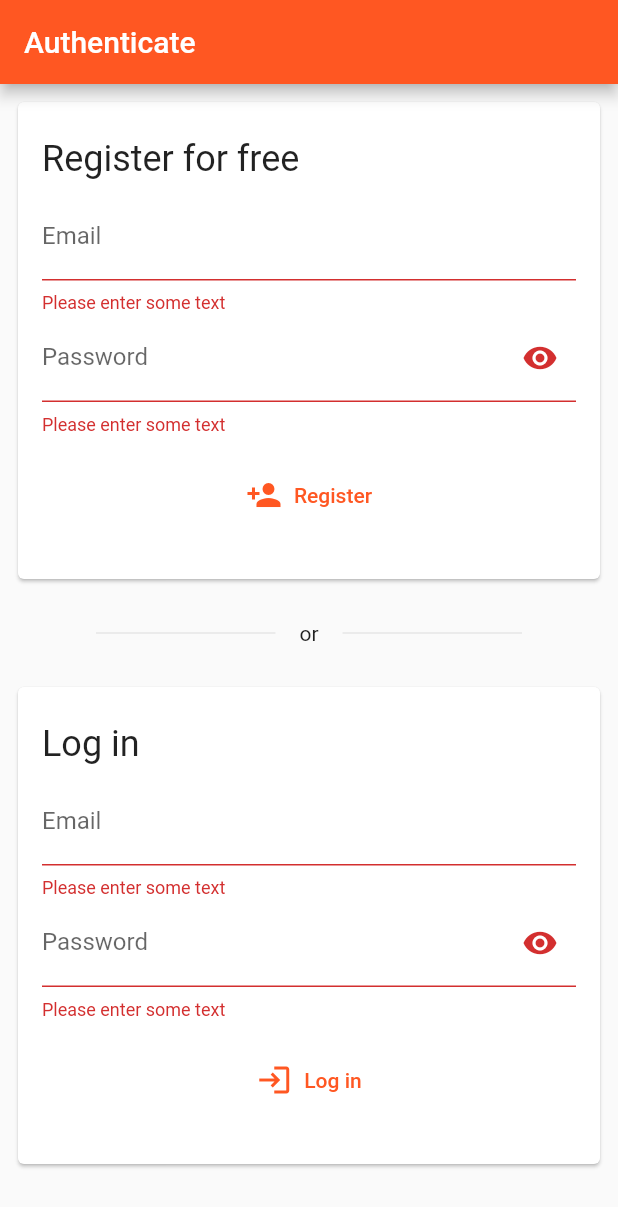
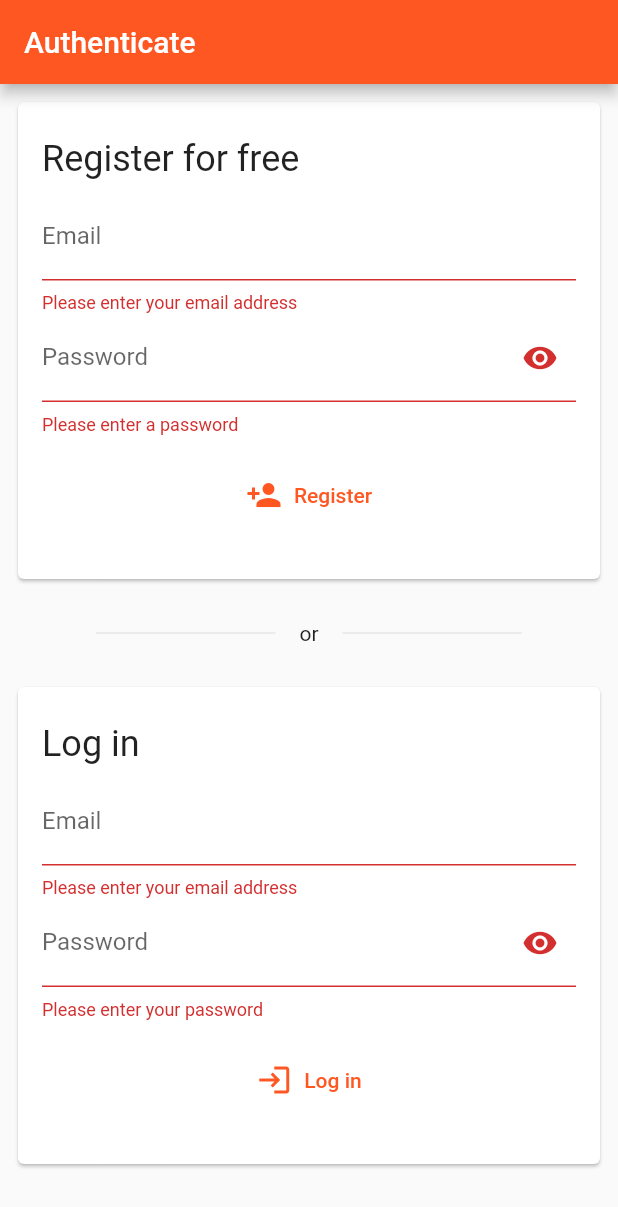
Before and after one commit to ggiuffre/patterns, a Flutter app: the screen it shows after launch, after a tap on "Register", after a tap on "Log in", on a phone screen of 412 x 824 dp. Shown: the top 1207 px of the screen. Run offline on Flutter 3.47's test engine with Material 2 defaults, Android fonts, the phone set to English and light mode, and no system bars; our stand-ins replace cloud_firestore, firebase_auth, firebase_core, flutter_riverpod, shared_preferences; accounts and stored records are empty.

Commit message:
Improve validation of email and password during authentication

```diff
--- a/lib/ui/components/login.dart
+++ b/lib/ui/components/login.dart
@@ -45,7 +45,11 @@ class _EmailLogInFormState extends State<EmailLogInForm> {
                   keyboardType: TextInputType.emailAddress,
                   validator: (String? value) {
                     if (value?.isEmpty ?? true) {
-                      return 'Please enter some text';
+                      return 'Please enter your email address';
+                    }
+                    if (!RegExp(r"^[a-zA-Z0-9.a-zA-Z0-9.!#$%&'*+-/=?^_`{|}~]+@[a-zA-Z0-9]+\.[a-zA-Z]+")
+                        .hasMatch(value ?? "")) {
+                      return 'Please check that the address you entered is correct';
                     }
                     return null;
                   },
@@ -61,7 +65,7 @@ class _EmailLogInFormState extends State<EmailLogInForm> {
                   ),
                   validator: (String? value) {
                     if (value?.isEmpty ?? true) {
-                      return 'Please enter some text';
+                      return 'Please enter your password';
                     }
                     return null;
                   },
--- a/lib/ui/components/signup.dart
+++ b/lib/ui/components/signup.dart
@@ -42,9 +42,14 @@ class _EmailRegistrationFormState extends State<EmailRegistrationForm> {
                   controller: _emailController,
                   decoration: const InputDecoration(labelText: 'Email'),
                   textInputAction: TextInputAction.next,
+                  keyboardType: TextInputType.emailAddress,
                   validator: (String? value) {
                     if (value?.isEmpty ?? true) {
-                      return 'Please enter some text';
+                      return 'Please enter your email address';
+                    }
+                    if (!RegExp(r"^[a-zA-Z0-9.a-zA-Z0-9.!#$%&'*+-/=?^_`{|}~]+@[a-zA-Z0-9]+\.[a-zA-Z]+")
+                        .hasMatch(value ?? "")) {
+                      return 'Please check that the address you entered is correct';
                     }
                     return null;
                   },
@@ -60,7 +65,10 @@ class _EmailRegistrationFormState extends State<EmailRegistrationForm> {
                   ),
                   validator: (String? value) {
                     if (value?.isEmpty ?? true) {
-                      return 'Please enter some text';
+                      return 'Please enter a password';
+                    }
+                    if ((value?.length ?? 0) < 4) {
+                      return 'Please enter a slightly longer password';
                     }
                     return null;
                   },
```
